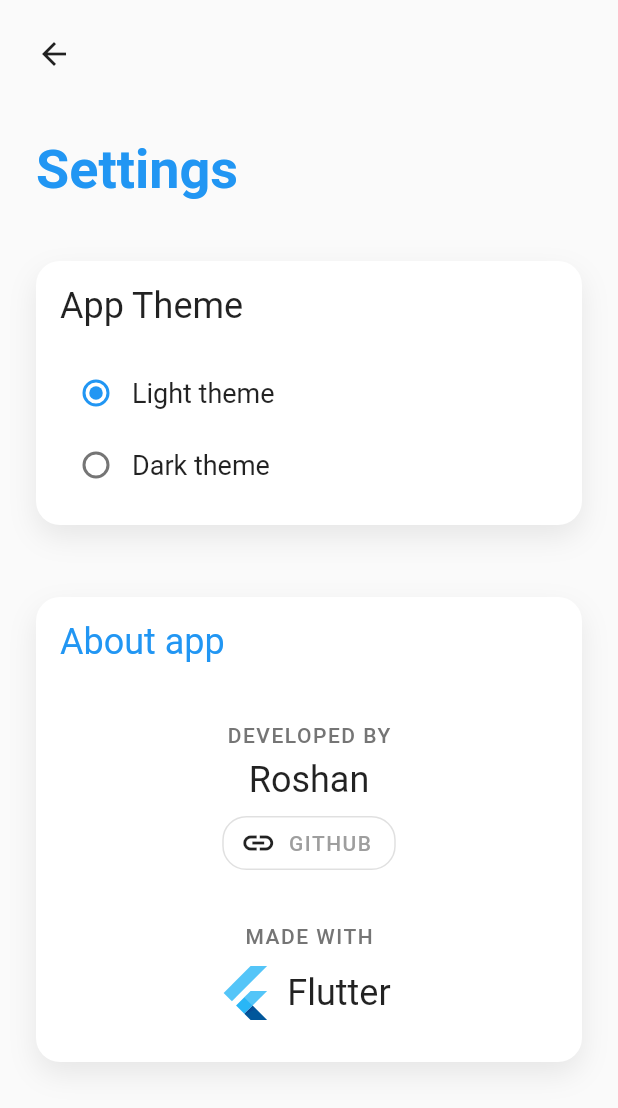
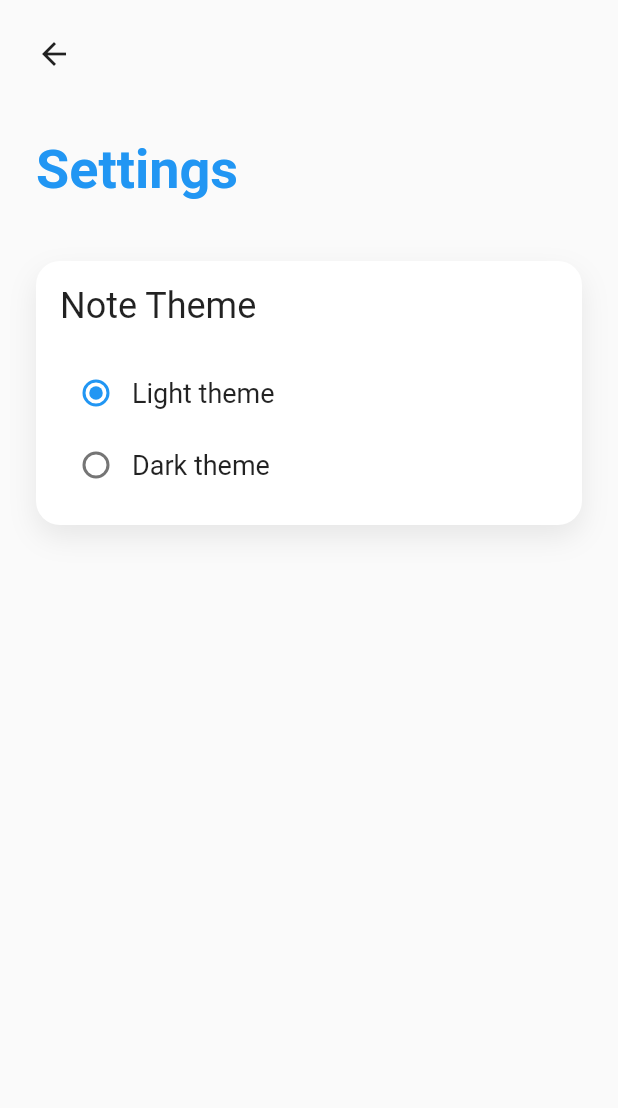
Before and after one commit to Manuel-Seyram/gec_app, a Flutter app: the SettingsPage screen opened directly, on a phone screen of 412 x 824 dp. Shown: the top 1108 px of the screen. Run offline on Flutter 3.47's test engine with Material 2 defaults, Android fonts, the phone set to English and light mode, and no system bars; our stand-ins replace outline_material_icons, share, shared_preferences, sqflite; missing offline and left inert: notes; accounts and stored records are empty; Roboto replaces fonts that are missing (ZillaSlab); project files that could hold a hidden picture were left out.

Commit message:
Update settings.dart

```diff
--- a/lib/Notes/screens/settings.dart
+++ b/lib/Notes/screens/settings.dart
@@ -3,10 +3,11 @@ import 'package:flutter/gestures.dart';
 import 'package:flutter/material.dart';
 import 'package:flutter/painting.dart';
 import 'package:flutter/widgets.dart';
-import 'package:notes/services/sharedPref.dart';
+import 'package:gec_app/Notes/services/sharedPref.dart';
 import 'package:outline_material_icons/outline_material_icons.dart';
 import 'package:url_launcher/url_launcher.dart';
 
+// ignore: must_be_immutable
 class SettingsPage extends StatefulWidget {
   Function(Brightness brightness) changeTheme;
   SettingsPage({Key key, Function(Brightness brightness) changeTheme})
@@ -54,7 +55,7 @@ class _SettingsPageState extends State<SettingsPage> {
               buildCardWidget(Column(
                 crossAxisAlignment: CrossAxisAlignment.start,
                 children: <Widget>[
-                  Text('App Theme',
+                  Text('Note Theme',
                       style: TextStyle(fontFamily: 'ZillaSlab', fontSize: 24)),
                   Container(
                     height: 20,
@@ -87,79 +88,6 @@ class _SettingsPageState extends State<SettingsPage> {
                   ),
                 ],
               )),
-              buildCardWidget(Column(
-                crossAxisAlignment: CrossAxisAlignment.stretch,
-                children: <Widget>[
-                  Text('About app',
-                      style: TextStyle(
-                          fontFamily: 'ZillaSlab',
-                          fontSize: 24,
-                          color: Theme.of(context).primaryColor)),
-                  Container(
-                    height: 40,
-                  ),
-                  Center(
-                    child: Text('Developed by'.toUpperCase(),
-                        style: TextStyle(
-                            color: Colors.grey.shade600,
-                            fontWeight: FontWeight.w500,
-                            letterSpacing: 1)),
-                  ),
-                  Center(
-                      child: Padding(
-                    padding: const EdgeInsets.only(top: 8.0, bottom: 4.0),
-                    child: Text(
-                      'Roshan',
-                      style: TextStyle(fontFamily: 'ZillaSlab', fontSize: 24),
-                    ),
-                  )),
-                  Container(
-                    alignment: Alignment.center,
-                    child: OutlineButton.icon(
-                      icon: Icon(OMIcons.link),
-                      label: Text('GITHUB',
-                          style: TextStyle(
-                              fontWeight: FontWeight.w500,
-                              letterSpacing: 1,
-                              color: Colors.grey.shade500)),
-                      shape: RoundedRectangleBorder(
-                          borderRadius: BorderRadius.circular(16)),
-                      onPressed: openGitHub,
-                    ),
-                  ),
-                  Container(
-                    height: 30,
-                  ),
-                  Center(
-                    child: Text('Made With'.toUpperCase(),
-                        style: TextStyle(
-                            color: Colors.grey.shade600,
-                            fontWeight: FontWeight.w500,
-                            letterSpacing: 1)),
-                  ),
-                  Padding(
-                    padding: const EdgeInsets.all(8.0),
-                    child: Center(
-                      child: Row(
-                        mainAxisAlignment: MainAxisAlignment.center,
-                        children: <Widget>[
-                          FlutterLogo(
-                            size: 40,
-                          ),
-                          Padding(
-                            padding: const EdgeInsets.all(8.0),
-                            child: Text(
-                              'Flutter',
-                              style: TextStyle(
-                                  fontFamily: 'ZillaSlab', fontSize: 24),
-                            ),
-                          )
-                        ],
-                      ),
-                    ),
-                  ),
-                ],
-              ))
             ],
           ))
         ],
```
